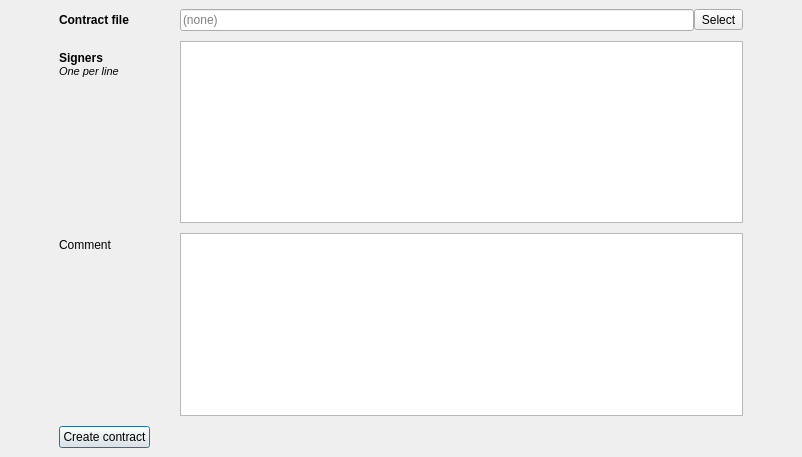
This is gui/contractform/contractform.ui in Lesterpig/dfss as Qt 5 draws it before an edit. The edited form follows.
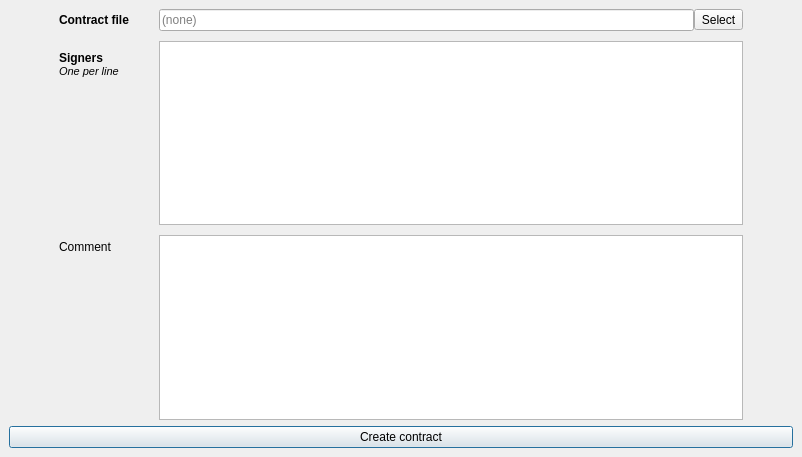
This is the edited form.

Commit message: [gui] Improve feedbacks and submits

```diff
--- a/gui/contractform/contractform.ui
+++ b/gui/contractform/contractform.ui
@@ -108,7 +108,11 @@
        <item row="2" column="1">
         <widget class="QPlainTextEdit" name="commentField"/>
        </item>
-       <item row="3" column="0">
+      </layout>
+     </item>
+    </layout>
+   </item>
+   <item row="1" column="0">
         <widget class="QPushButton" name="createButton">
          <property name="text">
           <string>Create contract</string>
@@ -117,17 +121,6 @@
           <bool>true</bool>
          </property>
         </widget>
-       </item>
-       <item row="3" column="1">
-        <widget class="QLabel" name="feedbackLabel">
-         <property name="text">
-          <string/>
-         </property>
-        </widget>
-       </item>
-      </layout>
-     </item>
-    </layout>
    </item>
   </layout>
  </widget>
```
Lines whose indentation alone changed are shown as unchanged. The commit also changes 8 other files.
